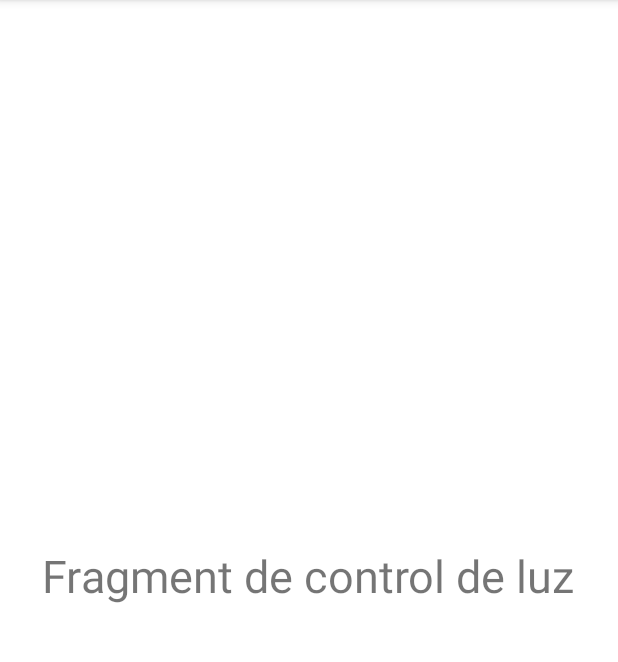
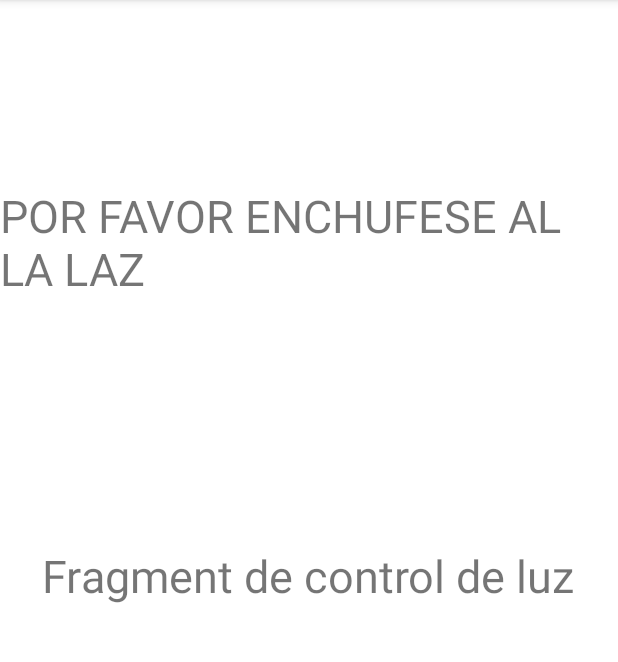
Before and after one commit to soalima/LiMaS---Light-Management-System, an Android app: the screen it shows after launch (MainActivity), in the side drawer, after a tap on "Control Luz", on a phone screen of 412 x 824 dp, the part 84-746 px from its top. Run offline under Robolectric (Android 15) with nearby library versions, the phone set to English and light mode, and no system bars.

```diff
--- a/Android/Limas1_1/app/src/main/AndroidManifest.xml
+++ b/Android/Limas1_1/app/src/main/AndroidManifest.xml
@@ -13,6 +13,7 @@
         android:allowBackup="true"
         android:icon="@mipmap/ic_launcher"
         android:label="@string/app_name"
+        android:name=".AlmacenGlobal"
         android:roundIcon="@mipmap/ic_launcher_round"
         android:supportsRtl="true"
         android:theme="@style/AppTheme">
--- /dev/null
+++ b/Android/Limas1_1/app/src/main/java/com/proyecto/limas11/AlmacenGlobal.java
@@ -0,0 +1,16 @@
+package com.proyecto.limas11;
+
+import android.app.Application;
+
+public class AlmacenGlobal extends Application {
+
+    private String dirBluetooth;
+
+    public String getDirBluetooth() {
+        return dirBluetooth;
+    }
+
+    public void setDirBluetooth(String dirBluetooth) {
+        this.dirBluetooth = dirBluetooth;
+    }
+}
--- a/Android/Limas1_1/app/src/main/java/com/proyecto/limas11/LuzFragment.java
+++ b/Android/Limas1_1/app/src/main/java/com/proyecto/limas11/LuzFragment.java
@@ -1,9 +1,11 @@
 package com.proyecto.limas11;
 
+import android.content.Intent;
 import android.os.Bundle;
 import android.view.LayoutInflater;
 import android.view.View;
 import android.view.ViewGroup;
+import android.widget.Toast;
 
 import androidx.annotation.NonNull;
 import androidx.annotation.Nullable;
@@ -16,4 +18,17 @@ public class LuzFragment extends Fragment {
     public View onCreateView(@NonNull LayoutInflater inflater, @Nullable ViewGroup container, @Nullable Bundle savedInstanceState) {
         return inflater.inflate(R.layout.fragment_luz, container, false);
     }
+
+    @Override
+    public void onViewCreated(@NonNull View view, @Nullable Bundle savedInstanceState) {
+        super.onViewCreated(view, savedInstanceState);
+
+        String dirBlue = ((AlmacenGlobal) getActivity().getApplication()).getDirBluetooth();
+        if (dirBlue != null) {
+            Intent i = new Intent(getActivity(), activity_comunicacion.class);
+            i.putExtra("Direccion_Bluethoot", (dirBlue));
+            i.setFlags(Intent.FLAG_ACTIVITY_REORDER_TO_FRONT);
+            getActivity().startActivityIfNeeded(i, 0);
+        }
+    }
 }
--- a/Android/Limas1_1/app/src/main/res/layout/fragment_luz.xml
+++ b/Android/Limas1_1/app/src/main/res/layout/fragment_luz.xml
@@ -11,4 +11,18 @@
         android:textSize="30dp"
         android:layout_centerInParent="true"/>
 
+    <TextView
+        android:id="@+id/textLUZ"
+        android:layout_width="wrap_content"
+        android:layout_height="wrap_content"
+        android:layout_alignParentStart="true"
+        android:layout_alignParentTop="true"
+        android:layout_alignParentEnd="true"
+        android:layout_marginStart="0dp"
+        android:layout_marginTop="123dp"
+        android:layout_marginEnd="0dp"
+        android:layout_marginBottom="268dp"
+        android:text="POR FAVOR ENCHUFESE AL LA LAZ"
+        android:textSize="30dp" />
+
 </RelativeLayout>
```
Also changed, not shown: Android/Limas1_1/app/src/main/java/com/proyecto/limas11/DeviceListActivity.java (+7 -4 lines), Android/Limas1_1/app/src/main/java/com/proyecto/limas11/activity_comunicacion.java (+76 -8 lines), Android/Limas1_1/app/src/main/res/layout/activity_comunicacion.xml (+0 -14 lines).
